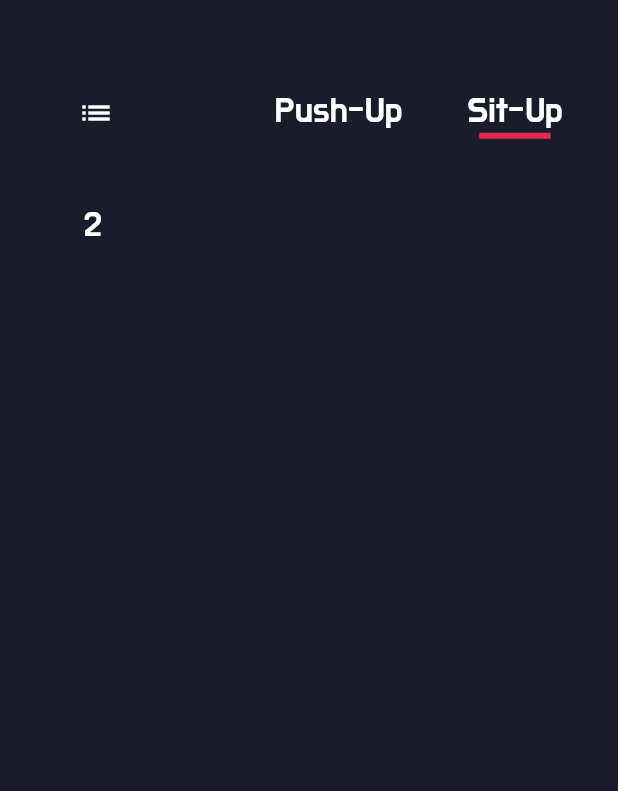
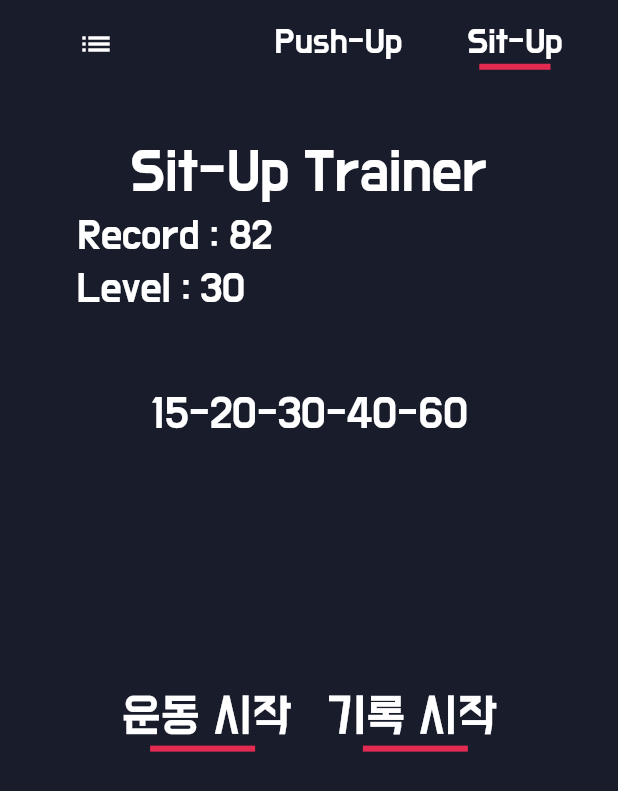
Before and after one commit to nilsys/App_ArmyTrainer_nanglam, a Flutter app: the screen it shows after launch, tab 2 chosen, on a phone screen of 412 x 824 dp. Shown: the top 791 px of the screen. Run offline on Flutter 3.47's test engine with Material 2 defaults, Android fonts, the phone set to English and light mode, and no system bars.

Commit message:
Create Tabs

```diff
--- a/app_armytrainer_nanglam/lib/main.dart
+++ b/app_armytrainer_nanglam/lib/main.dart
@@ -1,4 +1,7 @@
+import 'package:app_armytrainer_nanglam/pushTab.dart';
 import 'package:flutter/material.dart';
+import 'pushTab.dart';
+import 'sitTab.dart';
 
 void main() => runApp(
       MaterialApp(
@@ -14,6 +17,10 @@ class MyApp extends StatefulWidget {
 
 class _MyApp extends State<MyApp> with TickerProviderStateMixin {
   TabController _tabController;
+  double _sizeHeight;
+  double _sizeWidth;
+  double _deviceRatio;
+  double _paddingTop;
 
   List<Widget> list = [
     Tab(
@@ -49,16 +56,24 @@ class _MyApp extends State<MyApp> with TickerProviderStateMixin {
 
   @override
   Widget build(BuildContext context) {
+    _sizeHeight = MediaQuery.of(context).size.height;
+    _sizeWidth = MediaQuery.of(context).size.width;
+    _deviceRatio = MediaQuery.of(context).devicePixelRatio;
+    _paddingTop = MediaQuery.of(context).padding.top;
+    _sizeHeight -= _paddingTop;
     return Scaffold(
       backgroundColor: Color(0xff191C2B),
       appBar: null,
-      body: Column(children: [
-        SizedBox(height: 50),
+      body: SizedBox(
+        height: _sizeHeight * _deviceRatio,
+        width: _sizeWidth * _deviceRatio,
+        child: Column(children: [
+          SizedBox(height: _paddingTop + 5),
           Row(
             children: [
               SizedBox(
                 width: 40,
-              height: 50,
+                height: 48,
               ),
               IconButton(
                 icon: Icon(
@@ -69,7 +84,7 @@ class _MyApp extends State<MyApp> with TickerProviderStateMixin {
               ),
               Expanded(
                 flex: 1,
-              child: SizedBox(height: 35),
+                child: SizedBox(height: 48),
               ),
               SizedBox(
                 width: 235,
@@ -85,37 +100,24 @@ class _MyApp extends State<MyApp> with TickerProviderStateMixin {
               ),
               SizedBox(
                 width: 10,
+                height: 48,
               ),
             ],
           ),
-        SizedBox(height: 35),
+          SizedBox(height: _sizeHeight * 0.045),
           SizedBox(
-          width: 300,
-          height: 475,
+            width: _sizeWidth * _deviceRatio,
+            height: _sizeHeight * 0.819,
             child: TabBarView(
               controller: _tabController,
               children: [
-              Text(
-                '1',
-                style: TextStyle(
-                  color: Colors.white,
-                  fontFamily: 'MainFont',
-                  fontSize: 24,
-                ),
-              ),
-              Text(
-                '2',
-                style: TextStyle(
-                  color: Colors.white,
-                  fontFamily: 'MainFont',
-                  fontSize: 24,
-                ),
-              )
+                PushTab(),
+                SitTab(),
               ],
             ),
           ),
-        SizedBox(height: 70),
         ]),
+      ),
     );
   }
 }
--- /dev/null
+++ b/app_armytrainer_nanglam/lib/sitTab.dart
@@ -0,0 +1,134 @@
+import 'package:flutter/cupertino.dart';
+import 'package:flutter/material.dart';
+
+class SitTab extends StatefulWidget {
+  @override
+  _SitTab createState() => _SitTab();
+}
+
+class _SitTab extends State<SitTab> {
+  double _sizeWidth;
+
+  @override
+  Widget build(BuildContext context) {
+    _sizeWidth = MediaQuery.of(context).size.width;
+    return Scaffold(
+      backgroundColor: Color(0xff191C2B),
+      appBar: null,
+      body: Column(
+        children: [
+          Text(
+            'Sit-Up Trainer',
+            style: TextStyle(
+              color: Colors.white,
+              fontFamily: 'MainFont',
+              fontSize: 40,
+            ),
+          ),
+          Row(
+            children: [
+              SizedBox(
+                width: _sizeWidth * 0.125,
+              ),
+              Column(
+                crossAxisAlignment: CrossAxisAlignment.start,
+                children: [
+                  Text(
+                    'Record : 82',
+                    style: TextStyle(
+                      color: Colors.white,
+                      fontFamily: 'MainFont',
+                      fontSize: 28,
+                    ),
+                  ),
+                  Text(
+                    'Level : 30',
+                    style: TextStyle(
+                      color: Colors.white,
+                      fontFamily: 'MainFont',
+                      fontSize: 28,
+                    ),
+                  ),
+                ],
+              ),
+            ],
+          ),
+          SizedBox(
+            height: 47,
+          ),
+          Row(
+            mainAxisAlignment: MainAxisAlignment.center,
+            children: [
+              Text(
+                '15-20-30-40-60',
+                style: TextStyle(
+                  color: Colors.white,
+                  fontFamily: 'MainFont',
+                  fontSize: 30,
+                ),
+              ),
+            ],
+          ),
+          SizedBox(
+            height: 150,
+          ),
+          ButtonBar(
+            alignment: MainAxisAlignment.center,
+            children: [
+              Stack(
+                children: [
+                  FlatButton(
+                    height: 50,
+                    onPressed: null,
+                    child: Text(
+                      '운동 시작',
+                      style: TextStyle(
+                        color: Colors.white,
+                        fontFamily: 'MainFont',
+                        fontSize: 34,
+                      ),
+                    ),
+                  ),
+                  Positioned(
+                    child: Container(
+                      height: 4,
+                      width: 70,
+                      color: Color(0xffE32A51),
+                    ),
+                    left: 27,
+                    bottom: 2,
+                  ),
+                ],
+              ),
+              Stack(
+                children: [
+                  FlatButton(
+                    height: 50,
+                    onPressed: null,
+                    child: Text(
+                      '기록 시작',
+                      style: TextStyle(
+                        color: Colors.white,
+                        fontFamily: 'MainFont',
+                        fontSize: 34,
+                      ),
+                    ),
+                  ),
+                  Positioned(
+                    child: Container(
+                      height: 4,
+                      width: 70,
+                      color: Color(0xffE32A51),
+                    ),
+                    right: 27,
+                    bottom: 2,
+                  ),
+                ],
+              ),
+            ],
+          )
+        ],
+      ),
+    );
+  }
+}
```
Also changed, not shown: app_armytrainer_nanglam/lib/pushTab.dart (added, +134 -0 lines). Lines whose indentation alone changed are shown as unchanged.
